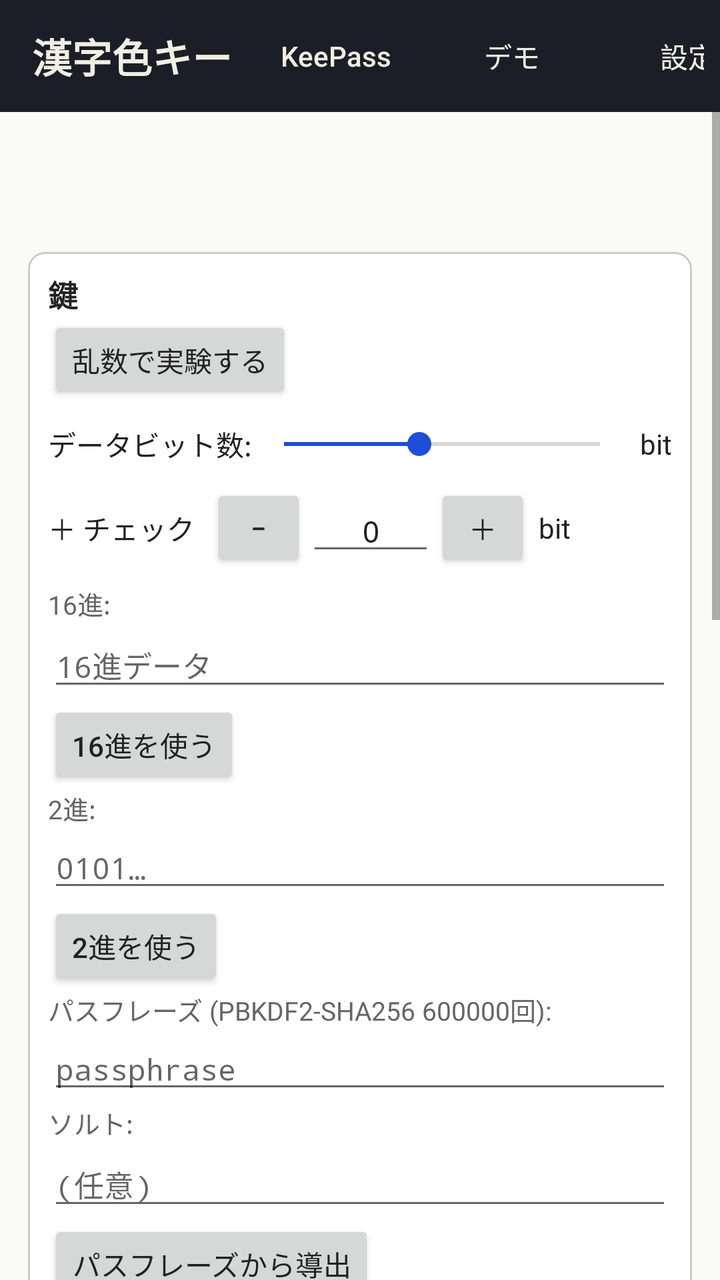
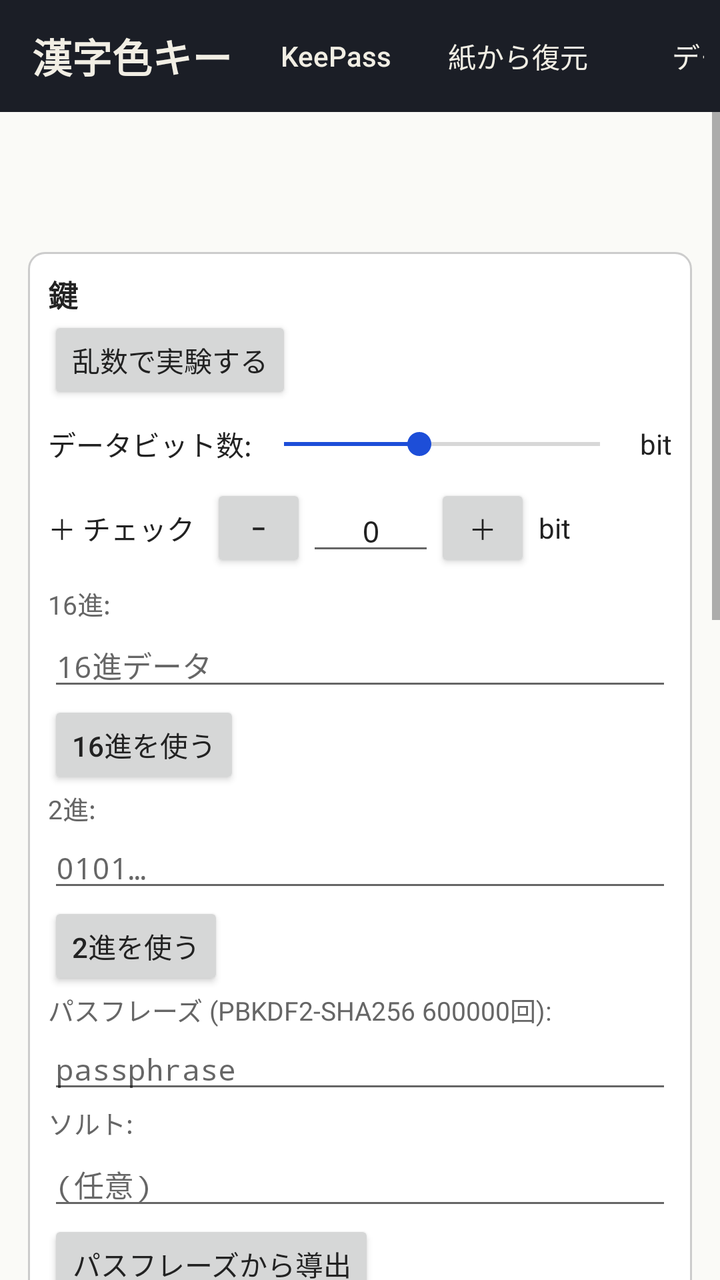

Screens rendered from an Android XML layout before and after an edit, with the pre-edit source and the edit as a unified diff.
<!-- AndroidManifest.xml: application theme AppTheme -->
<!-- res/layout/activity_main.xml -->
<?xml version="1.0" encoding="utf-8"?>
<LinearLayout xmlns:android="http://schemas.android.com/apk/res/android"
    xmlns:tools="http://schemas.android.com/tools"
    android:id="@+id/root"
    android:layout_width="match_parent"
    android:layout_height="match_parent"
    android:orientation="vertical">

    <LinearLayout
        android:id="@+id/topBar"
        android:layout_width="match_parent"
        android:layout_height="56dp"
        android:gravity="center_vertical"
        android:orientation="horizontal"
        android:paddingStart="16dp"
        android:paddingEnd="8dp">

        <TextView
            android:id="@+id/title"
            android:layout_width="wrap_content"
            android:layout_height="wrap_content"
            android:text="@string/title"
            android:textColor="@color/bar_text"
            android:textSize="20sp"
            android:textStyle="bold" />

        <TextView
            android:layout_width="0dp"
            android:layout_height="wrap_content"
            android:layout_marginStart="8dp"
            android:layout_weight="1"
            android:text="@string/subtitle"
            android:textColor="@color/bar_dim"
            android:textSize="12sp" />

        <Button
            android:id="@+id/bKeepass"
            style="?android:attr/borderlessButtonStyle"
            android:layout_width="wrap_content"
            android:layout_height="wrap_content"
            android:text="@string/keepass"
            android:textAllCaps="false"
            android:textColor="@color/bar_text" />

        <Button
            android:id="@+id/bDemo"
            style="?android:attr/borderlessButtonStyle"
            android:layout_width="wrap_content"
            android:layout_height="wrap_content"
            android:text="@string/demo"
            android:textAllCaps="false"
            android:textColor="@color/bar_text" />

        <Button
            android:id="@+id/bSettings"
            style="?android:attr/borderlessButtonStyle"
            android:layout_width="wrap_content"
            android:layout_height="wrap_content"
            android:text="@string/settings"
            android:textAllCaps="false"
            android:textColor="@color/bar_text" />
    </LinearLayout>

    <ScrollView
        android:id="@+id/scroll"
        android:layout_width="match_parent"
        android:layout_height="0dp"
        android:layout_weight="1"
        android:background="@color/bg"
        android:fillViewport="true">

        <LinearLayout
            android:id="@+id/content"
            android:layout_width="match_parent"
            android:layout_height="wrap_content"
            android:orientation="vertical"
            android:padding="14dp">

            <TextView
                android:id="@+id/intro"
                android:layout_width="match_parent"
                android:layout_height="wrap_content"
                android:lineSpacingMultiplier="1.15"
                android:textColor="@color/text"
                android:textSize="14sp" />

            <TextView
                android:id="@+id/legend"
                android:layout_width="match_parent"
                android:layout_height="wrap_content"
                android:layout_marginTop="6dp"
                android:textColor="@color/text"
                android:textSize="14sp" />

            
            <LinearLayout style="@style/Section">

                <TextView style="@style/Legend" android:text="@string/sec_key" />

                <Button
                    android:id="@+id/bRand"
                    android:layout_width="wrap_content"
                    android:layout_height="wrap_content"
                    android:text="@string/rand" />

                <LinearLayout
                    android:layout_width="match_parent"
                    android:layout_height="wrap_content"
                    android:gravity="center_vertical"
                    android:orientation="horizontal">

                    <TextView
                        android:layout_width="wrap_content"
                        android:layout_height="wrap_content"
                        android:text="@string/data_bits"
                        android:textColor="@color/text" />

                    <SeekBar
                        android:id="@+id/bits"
                        android:layout_width="0dp"
                        android:layout_height="40dp"
                        android:layout_weight="1"
                        android:max="56"
                        android:progress="24" />

                    <TextView
                        android:id="@+id/bitsV"
                        android:layout_width="wrap_content"
                        android:layout_height="wrap_content"
                        android:textColor="@color/text"
                        android:textStyle="bold" />

                    <TextView
                        android:layout_width="wrap_content"
                        android:layout_height="wrap_content"
                        android:layout_marginStart="4dp"
                        android:text="@string/bits_unit"
                        android:textColor="@color/text" />
                </LinearLayout>

                <LinearLayout
                    android:layout_width="match_parent"
                    android:layout_height="wrap_content"
                    android:gravity="center_vertical"
                    android:orientation="horizontal">

                    <TextView
                        android:layout_width="wrap_content"
                        android:layout_height="wrap_content"
                        android:text="@string/plus_check"
                        android:textColor="@color/text" />

                    <Button
                        android:id="@+id/chkMinus"
                        android:layout_width="48dp"
                        android:layout_height="wrap_content"
                        android:layout_marginStart="8dp"
                        android:text="@string/minus" />

                    <EditText
                        android:id="@+id/chk"
                        style="@style/Field"
                    android:importantForAutofill="no"
                        android:layout_width="64dp"
                        android:gravity="center"
                        android:hint="@string/zero"
                        android:inputType="number"
                        android:maxLength="2"
                        android:text="@string/zero" />

                    <Button
                        android:id="@+id/chkPlus"
                        android:layout_width="48dp"
                        android:layout_height="wrap_content"
                        android:text="@string/plus" />

                    <TextView
                        android:layout_width="wrap_content"
                        android:layout_height="wrap_content"
                        android:layout_marginStart="4dp"
                        android:text="@string/bits_unit"
                        android:textColor="@color/text" />
                </LinearLayout>

                <TextView style="@style/Small" android:layout_marginTop="6dp" android:text="@string/hex_label" />
                <EditText
                    android:id="@+id/hex"
                    style="@style/Field"
                    android:importantForAutofill="no"
                    android:hint="@string/hex_hint"
                    android:inputType="textNoSuggestions|textVisiblePassword|textMultiLine" />
                <Button
                    android:id="@+id/bHex"
                    android:layout_width="wrap_content"
                    android:layout_height="wrap_content"
                    android:text="@string/use_hex" />

                <TextView style="@style/Small" android:text="@string/bin_label" />
                <EditText
                    android:id="@+id/bin"
                    style="@style/Field"
                    android:importantForAutofill="no"
                    android:hint="@string/bin_hint"
                    android:inputType="textNoSuggestions|textVisiblePassword|textMultiLine" />
                <Button
                    android:id="@+id/bBin"
                    android:layout_width="wrap_content"
                    android:layout_height="wrap_content"
                    android:text="@string/use_bin" />

                <TextView style="@style/Small" android:text="@string/pass_label" />
                <EditText
                    android:id="@+id/pass"
                    style="@style/Field"
                    android:importantForAutofill="no"
                    android:hint="@string/pass_hint"
                    android:inputType="textPassword" />
                <TextView style="@style/Small" android:text="@string/salt_label" />
                <EditText
                    android:id="@+id/salt"
                    style="@style/Field"
                    android:importantForAutofill="no"
                    android:hint="@string/salt_hint"
                    android:inputType="textNoSuggestions" />
                <Button
                    android:id="@+id/bPass"
                    android:layout_width="wrap_content"
                    android:layout_height="wrap_content"
                    android:text="@string/use_pass" />

                <TextView
                    android:id="@+id/keyInfo"
                    style="@style/Mono"
                    android:layout_marginTop="6dp" />
                <Button
                    android:id="@+id/bCopyKey"
                    android:layout_width="wrap_content"
                    android:layout_height="wrap_content"
                    android:text="@string/copy_key" />
            </LinearLayout>

            
            <LinearLayout
                android:id="@+id/seqBox"
                style="@style/Section">

                <TextView style="@style/Legend" android:text="@string/sec_encode" />

                <com.zmlworks.kanjicolorkey.FlowLayout
                    android:layout_width="match_parent"
                    android:layout_height="wrap_content">

                    <TextView
                        android:layout_width="wrap_content"
                        android:layout_height="48dp"
                        android:gravity="center_vertical"
                        android:text="@string/types_label"
                        android:textColor="@color/text" />

                    <CheckBox
                        android:id="@+id/tKanji"
                        android:layout_width="wrap_content"
                        android:layout_height="wrap_content"
                        android:checked="true"
                        android:enabled="false"
                        android:text="@string/type_kanji" />

                    <CheckBox
                        android:id="@+id/tAlpha"
                        android:layout_width="wrap_content"
                        android:layout_height="wrap_content"
                        android:checked="true"
                        android:text="@string/type_alpha" />

                    <CheckBox
                        android:id="@+id/tKana"
                        android:layout_width="wrap_content"
                        android:layout_height="wrap_content"
                        android:checked="true"
                        android:text="@string/type_kana" />

                    <CheckBox
                        android:id="@+id/tFixed"
                        android:layout_width="wrap_content"
                        android:layout_height="wrap_content"
                        android:text="@string/type_fixed" />
                </com.zmlworks.kanjicolorkey.FlowLayout>

                <LinearLayout
                    android:layout_width="match_parent"
                    android:layout_height="wrap_content"
                    android:orientation="horizontal"
                    tools:ignore="ButtonStyle">

                    <Button
                        android:id="@+id/bAllK"
                        android:layout_width="wrap_content"
                        android:layout_height="wrap_content"
                        android:text="@string/all_kanji" />

                    <Button
                        android:id="@+id/bAllA"
                        android:layout_width="wrap_content"
                        android:layout_height="wrap_content"
                        android:layout_marginStart="6dp"
                        android:text="@string/all_alpha" />

                    <Button
                        android:id="@+id/bAllKana"
                        android:layout_width="wrap_content"
                        android:layout_height="wrap_content"
                        android:layout_marginStart="6dp"
                        android:text="@string/all_kana" />
                </LinearLayout>

                <TextView
                    android:id="@+id/encHint"
                    style="@style/Small" />

                <TextView
                    android:id="@+id/info"
                    style="@style/Mono"
                    android:layout_marginTop="6dp"
                    android:textSize="13sp" />

                <com.zmlworks.kanjicolorkey.FlowLayout
                    android:id="@+id/cards"
                    android:layout_width="match_parent"
                    android:layout_height="wrap_content"
                    android:layout_marginTop="8dp" />

                <LinearLayout
                    android:id="@+id/variants"
                    android:layout_width="match_parent"
                    android:layout_height="wrap_content"
                    android:orientation="vertical" />

                <TextView
                    android:id="@+id/err"
                    android:layout_width="match_parent"
                    android:layout_height="wrap_content"
                    android:textColor="@color/err" />
            </LinearLayout>

            
            <LinearLayout style="@style/Section">

                <TextView style="@style/Legend" android:text="@string/sec_decode" />

                <TextView
                    android:id="@+id/decHint"
                    style="@style/Small" />

                <EditText
                    android:id="@+id/dec"
                    style="@style/Field"
                    android:importantForAutofill="no"
                    android:gravity="top|start"
                    android:hint="@string/decode_placeholder"
                    android:inputType="textMultiLine|textNoSuggestions"
                    android:minLines="3" />

                <CheckBox
                    android:id="@+id/lookAlways"
                    android:layout_width="wrap_content"
                    android:layout_height="wrap_content"
                    android:text="@string/look_always" />

                <Button
                    android:id="@+id/bDec"
                    android:layout_width="wrap_content"
                    android:layout_height="wrap_content"
                    android:text="@string/decode" />

                <LinearLayout
                    android:id="@+id/decOut"
                    android:layout_width="match_parent"
                    android:layout_height="wrap_content"
                    android:orientation="vertical" />
            </LinearLayout>

            <LinearLayout style="@style/Section">

                <TextView
                    android:id="@+id/explainToggle"
                    android:layout_width="match_parent"
                    android:layout_height="wrap_content"
                    android:background="?android:attr/selectableItemBackground"
                    android:minHeight="44dp"
                    android:gravity="center_vertical"
                    android:text="@string/explain_closed"
                    android:textColor="@color/text"
                    android:textStyle="bold" />

                <TextView
                    android:id="@+id/explain"
                    android:layout_width="match_parent"
                    android:layout_height="wrap_content"
                    android:lineSpacingMultiplier="1.2"
                    android:textColor="@color/text"
                    android:textSize="14sp"
                    android:visibility="gone" />
            </LinearLayout>

            <TextView
                android:id="@+id/footer"
                style="@style/Small"
                android:layout_marginTop="12dp" />

            <TextView
                android:id="@+id/version"
                style="@style/Small"
                android:layout_marginTop="4dp" />

            <Button
                android:id="@+id/bLicenses"
                android:layout_width="wrap_content"
                android:layout_height="wrap_content"
                android:layout_marginTop="4dp"
                android:text="@string/licenses" />
        </LinearLayout>
    </ScrollView>
</LinearLayout>
<!-- resources referenced by this layout -->
<resources>
  <color name="bar_dim">#FF9AA0AE</color>
  <color name="bar_text">#FFF1EEE4</color>
  <color name="bg">#FFFAFAF7</color>
  <color name="err">#FFBB0000</color>
  <color name="text">#FF222222</color>
  <string name="all_alpha">全部英数字</string>
  <string name="all_kana">全部かな</string>
  <string name="all_kanji">全部漢字</string>
  <string name="bin_hint">0101…</string>
  <string name="bin_label">2進:</string>
  <string name="bits_unit">bit</string>
  <string name="copy_key">鍵(16進)をコピー</string>
  <string name="data_bits">データビット数:</string>
  <string name="decode">デコード</string>
  <string name="decode_placeholder">M(256+12bit)處23213313000 圃1223203223 I1 …</string>
  <string name="demo">デモ</string>
  <string name="explain_closed">▶ AIによる解説（タップで開く）</string>
  <string name="hex_hint">16進データ</string>
  <string name="hex_label">16進:</string>
  <string name="keepass">KeePass</string>
  <string name="licenses">ライセンス / Third-party notices</string>
  <string name="look_always">かなの見間違い（お/オ・き/キ・け/ケ・さ/サ・ほ/ホ・も/モ）を常に試す（オフでも、候補が1つも見つからないときは自動で試します）</string>
  <string name="minus">−</string>
  <string name="pass_hint">passphrase</string>
  <string name="pass_label">パスフレーズ (PBKDF2-SHA256 600000回):</string>
  <string name="plus">＋</string>
  <string name="plus_check">＋ チェック</string>
  <string name="rand">乱数で実験する</string>
  <string name="salt_hint">(任意)</string>
  <string name="salt_label">ソルト:</string>
  <string name="sec_decode">デコード</string>
  <string name="sec_encode">エンコード結果</string>
  <string name="sec_key">鍵</string>
  <string name="settings">設定</string>
  <string name="subtitle">kanji-color-key</string>
  <string name="title">漢字色キー</string>
  <string name="type_alpha">英数字</string>
  <string name="type_fixed">全部かなを固定長（KF）で</string>
  <string name="type_kana">かな</string>
  <string name="type_kanji">漢字</string>
  <string name="types_label">使う字種:</string>
  <string name="use_bin">2進を使う</string>
  <string name="use_hex">16進を使う</string>
  <string name="use_pass">パスフレーズから導出</string>
  <string name="zero">0</string>
  <style name="Legend">
          <item name="android:layout_width">wrap_content</item>
          <item name="android:layout_height">wrap_content</item>
          <item name="android:textStyle">bold</item>
          <item name="android:textSize">15sp</item>
          <item name="android:textColor">@color/text</item>
      </style>
  <style name="Mono">
          <item name="android:layout_width">match_parent</item>
          <item name="android:layout_height">wrap_content</item>
          <item name="android:fontFamily">monospace</item>
          <item name="android:textSize">14sp</item>
          <item name="android:textColor">@color/text</item>
          <item name="android:textIsSelectable">false</item>
      </style>
  <style name="Small">
          <item name="android:layout_width">match_parent</item>
          <item name="android:layout_height">wrap_content</item>
          <item name="android:textSize">13sp</item>
          <item name="android:textColor">@color/dim</item>
      </style>
  <!-- drawable section_bg (drawable) -->
  <?xml version="1.0" encoding="utf-8"?>
  <shape xmlns:android="http://schemas.android.com/apk/res/android" android:shape="rectangle">
      <solid android:color="@color/card" />
      <stroke android:width="1dp" android:color="@color/line" />
      <corners android:radius="8dp" />
  </shape>
  <color name="dim">#FF666666</color>
  <color name="bar">#FF1B1E26</color>
  <color name="accent">#FF1D4ED8</color>
  <style name="Btn" parent="android:Widget.Material.Light.Button">
          <item name="android:textAllCaps">false</item>
          <item name="android:minHeight">44dp</item>
          <item name="android:minWidth">48dp</item>
          <item name="android:textSize">14sp</item>
      </style>
  <color name="card">#FFFFFFFF</color>
  <color name="line">#FFCCCCCC</color>
  <!-- unchanged entries left out for length: 3 -->
</resources>

<!-- the commit's change to res/layout/activity_main.xml (unified diff, before → after) -->
@@ -43,6 +43,15 @@
             android:textColor="@color/bar_text" />
 
         <Button
+            android:id="@+id/bRestore"
+            style="?android:attr/borderlessButtonStyle"
+            android:layout_width="wrap_content"
+            android:layout_height="wrap_content"
+            android:text="@string/restore"
+            android:textAllCaps="false"
+            android:textColor="@color/bar_text" />
+
+        <Button
             android:id="@+id/bDemo"
             style="?android:attr/borderlessButtonStyle"
             android:layout_width="wrap_content"
@@ -102,6 +111,17 @@
                     android:layout_width="wrap_content"
                     android:layout_height="wrap_content"
                     android:text="@string/rand" />
+
+                <TextView
+                    android:id="@+id/keyLockedHint"
+                    android:layout_width="match_parent"
+                    android:layout_height="wrap_content"
+                    android:text="@string/key_locked_hint"
+                    android:textColor="@color/dim"
+                    android:textSize="12sp"
+                    android:visibility="gone"
+                    android:paddingTop="4dp"
+                    android:paddingBottom="4dp" />
 
                 <LinearLayout
                     android:layout_width="match_parent"
<!-- resource entries referenced after the edit -->
@@ -20,6 +20,7 @@
   <string name="hex_hint">16進データ</string>
   <string name="hex_label">16進:</string>
   <string name="keepass">KeePass</string>
+  <string name="key_locked_hint">KeePassの緊急鍵を表示中です。乱数の作り直しは無効です（鍵を変えません）。</string>
   <string name="licenses">ライセンス / Third-party notices</string>
   <string name="look_always">かなの見間違い（お/オ・き/キ・け/ケ・さ/サ・ほ/ホ・も/モ）を常に試す（オフでも、候補が1つも見つからないときは自動で試します）</string>
   <string name="minus">−</string>
@@ -28,6 +29,7 @@
   <string name="plus">＋</string>
   <string name="plus_check">＋ チェック</string>
   <string name="rand">乱数で実験する</string>
+  <string name="restore">紙から復元</string>
   <string name="salt_hint">(任意)</string>
   <string name="salt_label">ソルト:</string>
   <string name="sec_decode">デコード</string>
